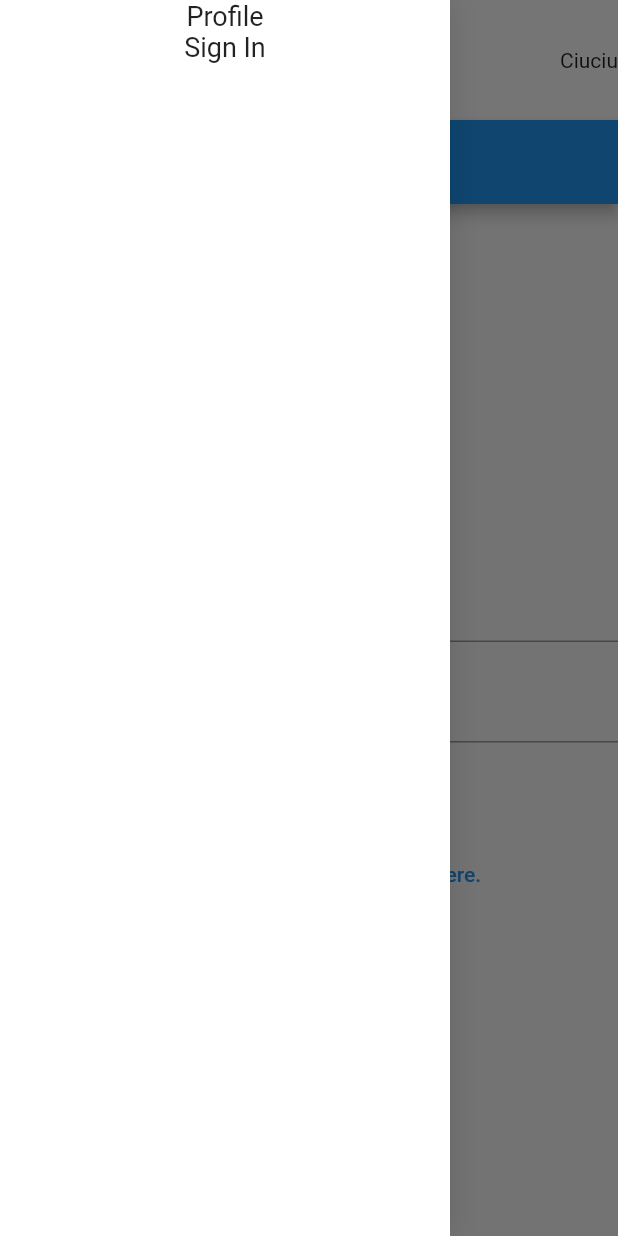
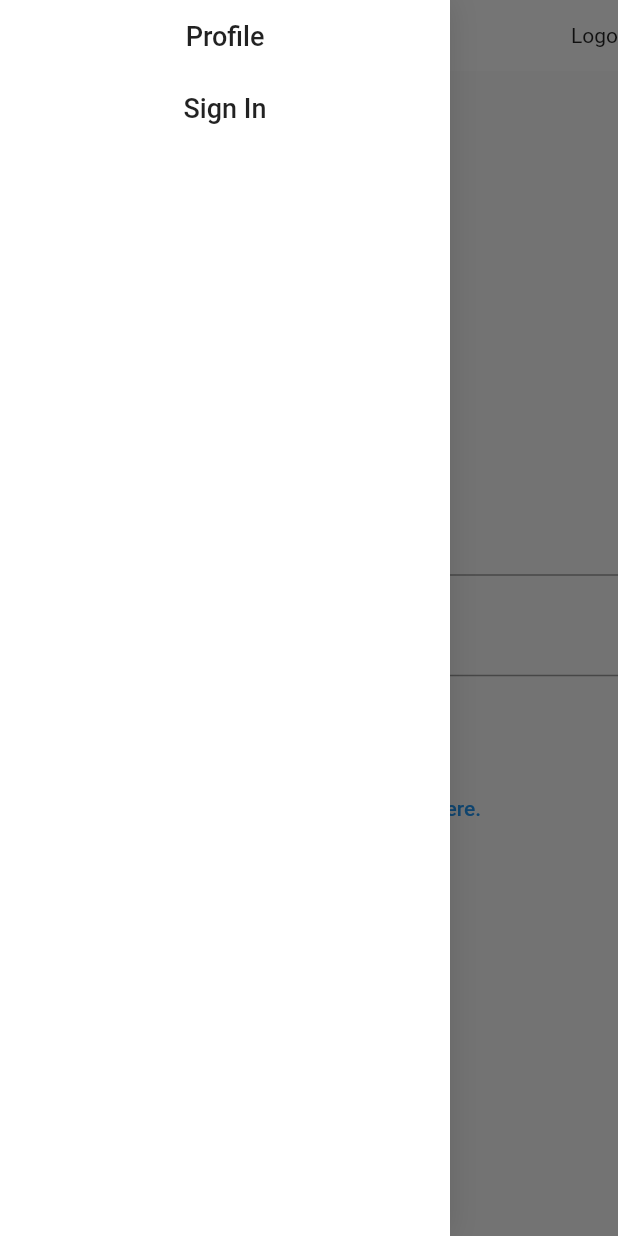
Before and after one commit to TudorBatica/Challenges, a Flutter app: the screen it shows after launch, after a tap on the "menu" icon, after a tap on "Sign In", on a phone screen of 412 x 824 dp. Run offline on Flutter 3.47's test engine with Material 2 defaults, Android fonts, the light colour scheme and no system bars; our stand-ins replace bloc, equatable, firebase_auth, firebase_core, flutter_bloc, formz and 3 more; accounts and stored records are empty.

Commit message:
add UserIdentity & UserProfile

```diff
--- a/lib/application/common/app_cubit.dart
+++ b/lib/application/common/app_cubit.dart
@@ -6,7 +6,7 @@ import 'package:injectable/injectable.dart';
 import 'package:meta/meta.dart';
 
 import '../../domain/authentication/authentication_repository.dart';
-import '../../domain/authentication/user.dart';
+import '../../domain/authentication/user_identity.dart';
 
 part 'app_state.dart';
 
@@ -21,7 +21,7 @@ class AppCubit extends Cubit<AppState> {
   }
 
   final AuthenticationRepository _authenticationRepository;
-  late final StreamSubscription<User> _userSubscription;
+  late final StreamSubscription<UserIdentity> _userSubscription;
 
   @override
   Future<void> close() {
--- a/lib/application/common/app_state.dart
+++ b/lib/application/common/app_state.dart
@@ -5,17 +5,17 @@ part of 'app_cubit.dart';
 @immutable
 class AppState extends Equatable {
   /// The currently logged in user.
-  final User user;
+  final UserIdentity user;
 
   /// Constructor
-  const AppState({this.user = User.anonymous});
+  const AppState({this.user = UserIdentity.anonymous});
 
   @override
   List<Object?> get props => [user];
 
   /// Copy factory
   AppState copyWith({
-    User? user,
+    UserIdentity? user,
   }) {
     return AppState(
       user: user ?? this.user,
--- a/lib/domain/authentication/authentication_repository.dart
+++ b/lib/domain/authentication/authentication_repository.dart
@@ -1,10 +1,10 @@
-import 'user.dart';
+import 'user_identity.dart';
 
 /// Repository which manages user authentication.
 abstract class AuthenticationRepository {
   /// Stream which emits a new user each time the logged in user changes.
-  /// Emits `User.anonymous` on log out
-  Stream<User> get user;
+  /// Emits `User.anonymous` when no user is logged in.
+  Stream<UserIdentity> get user;
 
   /// Handles login
   Future<void> signInWithEmailAndPassword(
--- a/lib/domain/authentication/user.dart
+++ /dev/null
@@ -1,30 +0,0 @@
-import 'package:equatable/equatable.dart';
-
-/// User model class.
-/// All other user model classes should be mapped to this one.
-/// `User.anonymous` represents an unauthenticated user.
-class User extends Equatable {
-  /// Constructor
-  const User({this.email, required this.id, this.name, this.profilePicture});
-
-  /// User's email
-  final String? email;
-
-  /// User's id in the database (not the username - for username use `name`).
-  final String id;
-
-  /// User's display name
-  final String? name;
-
-  /// Profile picture URL.
-  final String? profilePicture;
-
-  /// Represents the unauthenticated user.
-  static const anonymous = User(id: '');
-
-  /// No user authenticated
-  bool get isAnonymous => this == User.anonymous;
-
-  @override
-  List<Object?> get props => [email, id, name, profilePicture];
-}
--- /dev/null
+++ b/lib/domain/authentication/user_identity.dart
@@ -0,0 +1,32 @@
+import 'package:equatable/equatable.dart';
+
+/// {@template UserIdentity}
+/// Represents a user's identity, but not their profile
+/// (for profile see `UserProfile`).
+///
+/// Models a user's *unique properties*, such as their id and email address.
+///
+/// `UserIdentity.anonymous` represents an unauthenticated user.
+/// {@endtemplate}
+class UserIdentity extends Equatable {
+  /// Constructor
+  const UserIdentity({this.email, required this.id, this.isConfirmed = false});
+
+  /// Unique id (it is not the display name).
+  final String id;
+
+  /// Registration email
+  final String? email;
+
+  /// User has a confirmed email address
+  final bool isConfirmed;
+
+  /// Represents the unauthenticated user.
+  static const anonymous = UserIdentity(id: '');
+
+  /// No user authenticated
+  bool get isAnonymous => this == UserIdentity.anonymous;
+
+  @override
+  List<Object?> get props => [email, id, isConfirmed];
+}
--- a/lib/infrastructure/authentication/firebase_auth_repository.dart
+++ b/lib/infrastructure/authentication/firebase_auth_repository.dart
@@ -2,7 +2,7 @@ import 'package:firebase_auth/firebase_auth.dart' as firebase_auth;
 import 'package:injectable/injectable.dart';
 
 import '../../domain/authentication/authentication_repository.dart';
-import '../../domain/authentication/user.dart';
+import '../../domain/authentication/user_identity.dart';
 import 'authentication_failures.dart';
 
 /// Authentication Repository implementation
@@ -11,13 +11,15 @@ import 'authentication_failures.dart';
 class FirebaseAuthRepository implements AuthenticationRepository {
   final firebase_auth.FirebaseAuth _firebaseAuth;
 
-  /// Constructor
+  // ignore: public_member_api_docs
   FirebaseAuthRepository(this._firebaseAuth);
 
   @override
-  Stream<User> get user {
+  Stream<UserIdentity> get user {
     return _firebaseAuth.authStateChanges().map((firebaseUser) {
-      return firebaseUser == null ? User.anonymous : firebaseUser.toUser;
+      return firebaseUser == null
+          ? UserIdentity.anonymous
+          : firebaseUser.toUser;
     });
   }
 
@@ -55,6 +57,5 @@ class FirebaseAuthRepository implements AuthenticationRepository {
 
 /// Maps Firebase user to domain user
 extension on firebase_auth.User {
-  User get toUser =>
-      User(id: uid, email: email, name: displayName, profilePicture: photoURL);
+  UserIdentity get toUser => UserIdentity(id: uid, email: email);
 }
--- a/lib/main.dart
+++ b/lib/main.dart
@@ -1,6 +1,5 @@
 import 'package:firebase_core/firebase_core.dart';
 import 'package:flutter/material.dart';
-import 'package:url_strategy/url_strategy.dart';
 
 import 'dependencies_configuration.dart';
 import 'presentation/common/root_widget.dart';
@@ -9,6 +8,6 @@ void main() {
   WidgetsFlutterBinding.ensureInitialized();
   Firebase.initializeApp();
   configureDependencies();
-  setPathUrlStrategy(); // removes the `#` in the URLs
+  //setUrlStrategy(PathUrlStrategy()); Is bugged for some unknown reason
   runApp(RootWidget());
 }
--- a/lib/presentation/authentication/sign_in_page.dart
+++ b/lib/presentation/authentication/sign_in_page.dart
@@ -13,7 +13,6 @@ class SignInPage extends StatelessWidget {
   @override
   Widget build(BuildContext context) {
     return Scaffold(
-      appBar: AppBar(title: const Text("Sign In")),
       body: BlocProvider(
         create: (_) => getIt<SignInCubit>(),
         child: SignInForm(),
--- a/lib/presentation/common/root_widget.dart
+++ b/lib/presentation/common/root_widget.dart
@@ -16,8 +16,13 @@ class RootWidget extends StatelessWidget {
       create: (_) => getIt<AppCubit>(),
       child: MaterialApp(
         title: 'Challenges App',
+        debugShowCheckedModeBanner: false,
+        themeMode: ThemeMode.system,
         theme: ThemeData(
           primarySwatch: Colors.blue,
+        ),
+        darkTheme: ThemeData(
+          primarySwatch: Colors.green,
         ),
         builder: (context, child) => BasePage(child: child),
         navigatorKey: getIt<NavigationService>().navigatorKey,
--- a/lib/presentation/navigation/navigation_bar_desktop.dart
+++ b/lib/presentation/navigation/navigation_bar_desktop.dart
@@ -10,8 +10,10 @@ class NavigationBarTabletDesktop extends StatelessWidget {
 
   @override
   Widget build(BuildContext context) {
+    final height = 66.5; // about 1.75 cm
+
     return Container(
-      height: 100,
+      height: height,
       child: Row(
         mainAxisAlignment: MainAxisAlignment.spaceBetween,
         children: <Widget>[
--- a/lib/presentation/navigation/navigation_bar_mobile.dart
+++ b/lib/presentation/navigation/navigation_bar_mobile.dart
@@ -11,8 +11,10 @@ class NavigationBarMobile extends StatelessWidget {
 
   @override
   Widget build(BuildContext context) {
+    final height = 47.5; // about 1.25 cm
+
     return Container(
-      height: 80,
+        height: height,
         child: Row(
             mainAxisSize: MainAxisSize.max,
             mainAxisAlignment: MainAxisAlignment.spaceBetween,
@@ -21,9 +23,7 @@ class NavigationBarMobile extends StatelessWidget {
                 icon: Icon(Icons.menu),
                 onPressed: () => drawerKey.currentState?.openDrawer(),
               ),
-          Text('Ciuciu')
-        ],
-      ),
-    );
+              Text('Logo')
+            ]));
   }
 }
--- a/lib/presentation/navigation/navigation_item.dart
+++ b/lib/presentation/navigation/navigation_item.dart
@@ -18,8 +18,8 @@ class NavigationItem extends StatelessWidget {
 
   @override
   Widget build(BuildContext context) {
-    return GestureDetector(
-      onTap: () => getIt<NavigationService>().navigateTo(navigationPath),
+    return MaterialButton(
+      onPressed: () => getIt<NavigationService>().navigateTo(navigationPath),
       child: Container(
         child: Text(
           name,
--- a/lib/presentation/profile/profile_page.dart
+++ b/lib/presentation/profile/profile_page.dart
@@ -11,10 +11,6 @@ class ProfilePage extends StatelessWidget {
   @override
   Widget build(BuildContext context) {
     return Scaffold(
-      appBar: AppBar(
-          title: Text(
-        'User Profile',
-      )),
       body: BlocBuilder<AppCubit, AppState>(
         builder: (context, state) {
           return Text(state.user.email ?? "not signed in");
```
Also changed, not shown: lib/domain/common/user.dart (added, +20 -0 lines), lib/domain/profile/user_profile.dart (added, +21 -0 lines), 2 other files. Lines whose indentation alone changed are shown as unchanged.
